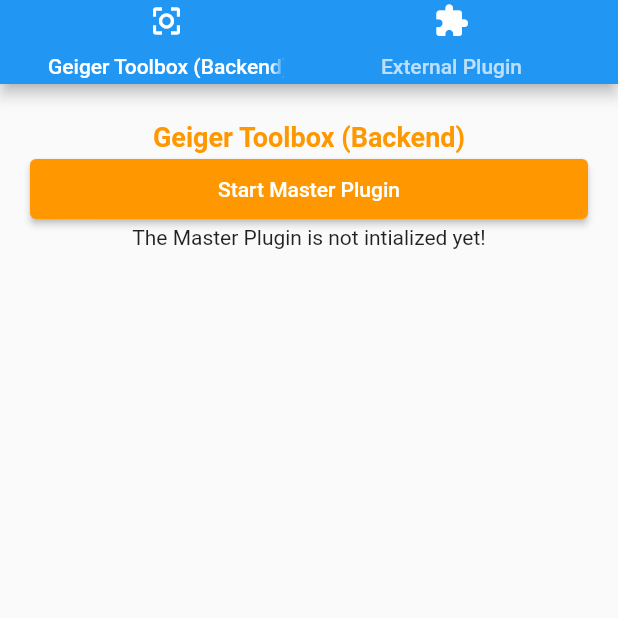
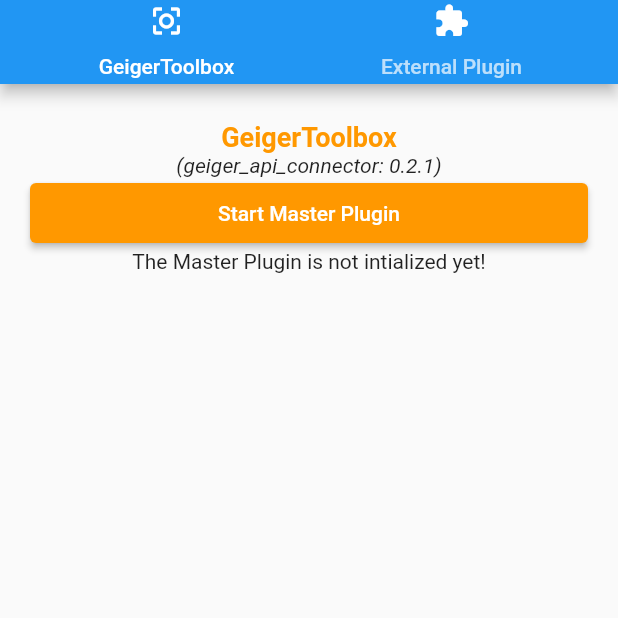
Before and after one commit to Montimage/geiger_api_connector, a Flutter app: the screen it shows after launch, on a phone screen of 412 x 824 dp, the top half of it. Run offline on Flutter 3.47's test engine with Material 2 defaults, Android fonts, the phone set to English and light mode, and no system bars; missing offline and left inert: geiger_api, geiger_localstorage.

Commit message:
add example app icon, and GeigerApiConnector.version

```diff
--- a/example/lib/main.dart
+++ b/example/lib/main.dart
@@ -154,7 +154,7 @@ class _MyHomePageState extends State<MyHomePage> {
                 icon: Icon(
                   Icons.center_focus_strong_outlined,
                 ),
-                text: 'Geiger Toolbox (Backend)',
+                text: 'GeigerToolbox',
               ),
               Tab(
                 icon: Icon(Icons.extension_rounded),
@@ -189,11 +189,15 @@ class _MyHomePageState extends State<MyHomePage> {
           children: [
             const SizedBox(height: 5),
             const Text(
-              'Geiger Toolbox (Backend)',
+              'GeigerToolbox',
               style: TextStyle(
                   fontWeight: FontWeight.bold,
                   fontSize: 18,
                   color: Colors.orange),
+            ),
+            Text(
+              '(geiger_api_connector: ${GeigerApiConnector.version})',
+              style: const TextStyle(fontStyle: FontStyle.italic),
             ),
             !isMasterStarted
                 ? Column(children: [
--- a/lib/geiger_api_connector_class.dart
+++ b/lib/geiger_api_connector_class.dart
@@ -8,6 +8,7 @@ import 'plugin_event_listener.dart';
 import 'storage_event_listener.dart';
 
 class GeigerApiConnector {
+  static String version = '0.2.1';
   GeigerApiConnector({
     required this.pluginId,
     this.exceptionHandler,
--- a/pubspec.yaml
+++ b/pubspec.yaml
@@ -1,6 +1,6 @@
 name: geiger_api_connector
 description: A connector to GEIGER APIs
-version: 0.2.1
+version: 0.2.2
 homepage: "https://github.com/luongnv89/geiger_api_connector"
 
 environment:
```
Also changed, not shown: example/pubspec.lock, 3 other files.
